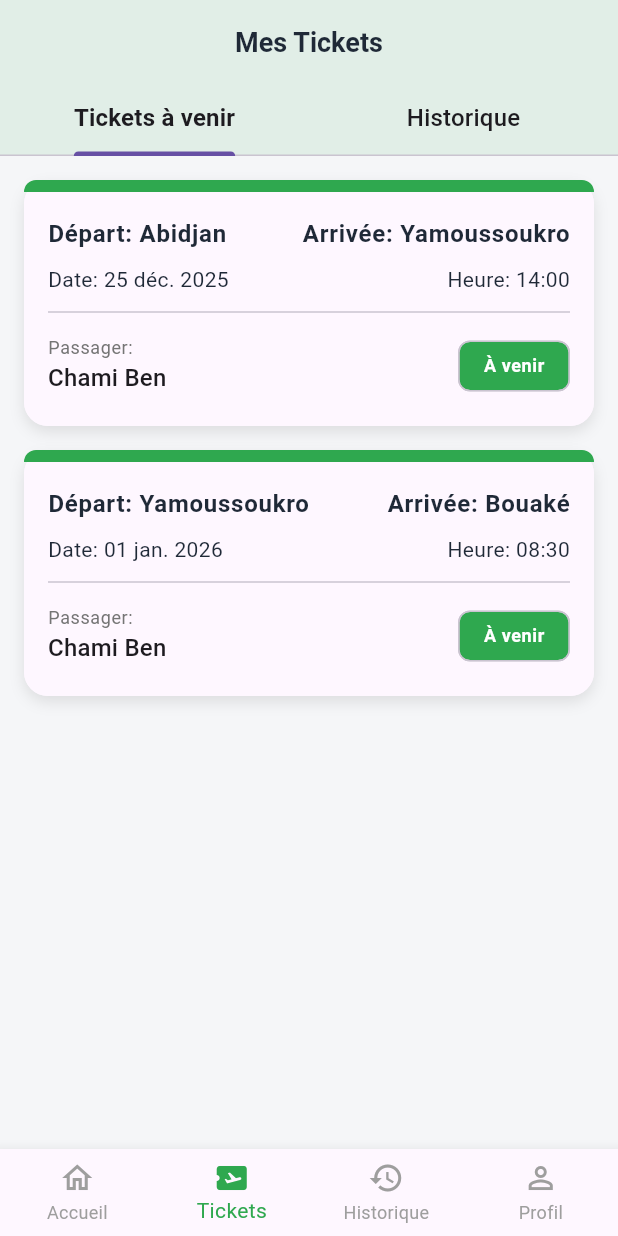
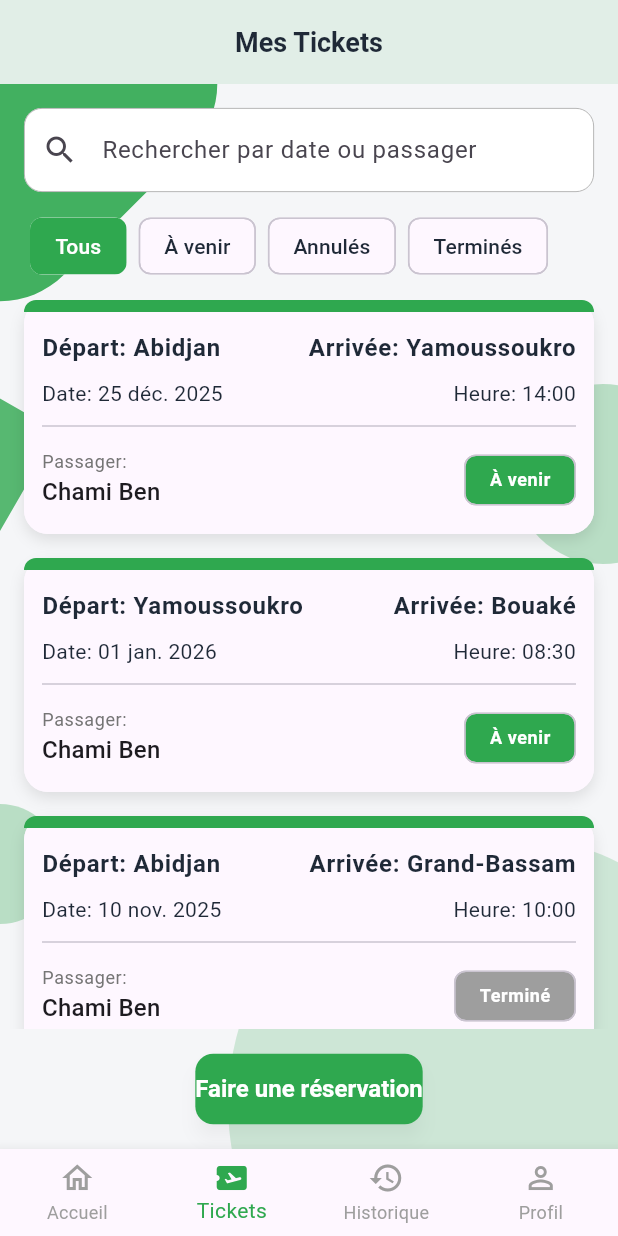
Before and after one commit to Donchaminade/lktrans, a Flutter app: the TicketsScreen screen opened by its route, on a phone screen of 412 x 824 dp. Run offline on Flutter 3.47's test engine with Material 3 defaults, Android fonts, the phone set to English and light mode, and no system bars; our stand-ins replace dotted_line, go_router.

Commit message:
mise ajour

```diff
--- a/lib/core/router/app_router.dart
+++ b/lib/core/router/app_router.dart
@@ -12,7 +12,8 @@ import 'package:lktrans/features/splash/presentation/screens/splash_screen.dart'
 import 'package:lktrans/features/tickets/presentation/screens/confirmation_screen.dart';
 import 'package:lktrans/features/tickets/presentation/screens/payment_screen.dart';
 import 'package:lktrans/features/tickets/presentation/screens/reservation_screen.dart';
-import 'package:lktrans/features/tickets/presentation/screens/ticket_detail_screen.dart'; // Import TicketDetailScreen
+import 'package:lktrans/features/history/presentation/screens/statistics_screen.dart';
+import 'package:lktrans/features/tickets/presentation/screens/ticket_detail_screen.dart';
 import 'package:lktrans/features/tickets/presentation/screens/tickets_screen.dart'; // Import TicketsScreen
 
 final GoRouter appRouter = GoRouter(
@@ -72,7 +73,11 @@ final GoRouter appRouter = GoRouter(
           path: '/tickets', // Nouvelle route pour les tickets
           builder: (BuildContext context, GoRouterState state) => const TicketsScreen(),
         ),
-        // Ajouter d'autres routes principales ici (ex: /history, /profile)
+        GoRoute(
+          path: '/history', // Route pour les statistiques
+          builder: (BuildContext context, GoRouterState state) => const StatisticsScreen(),
+        ),
+        // Ajouter d'autres routes principales ici (ex: /profile)
       ],
     ),
     GoRoute(
--- a/lib/core/widgets/main_shell.dart
+++ b/lib/core/widgets/main_shell.dart
@@ -16,7 +16,7 @@ class _MainShellState extends State<MainShell> {
     if (location.startsWith('/home')) {
       return 0;
     }
-    if (location.startsWith('/tickets')) { // Changed from /routes to /tickets
+    if (location.startsWith('/tickets')) {
       return 1;
     }
     if (location.startsWith('/history')) {
@@ -36,13 +36,12 @@ class _MainShellState extends State<MainShell> {
       case 1:
         context.go('/tickets'); // Changed from /routes to /tickets
         break;
-      // Add other cases for other tabs later
-      // case 2:
-      //   context.go('/history');
-      //   break;
+      case 2:
+        context.go('/history'); // Navigate to history/statistics
+        break;
       // case 3:
       //   context.go('/profile');
-      //   break;
+      //   break;;
     }
   }
 
--- a/lib/features/tickets/presentation/screens/tickets_screen.dart
+++ b/lib/features/tickets/presentation/screens/tickets_screen.dart
@@ -1,5 +1,8 @@
 import 'package:flutter/material.dart';
 import 'package:go_router/go_router.dart';
+import 'package:lktrans/core/constants/app_colors.dart';
+import 'package:lktrans/core/widgets/geometric_background.dart';
+import 'package:lktrans/core/widgets/loading_button.dart';
 import 'package:lktrans/features/tickets/presentation/widgets/ticket_card.dart';
 
 class TicketsScreen extends StatefulWidget {
@@ -9,64 +12,83 @@ class TicketsScreen extends StatefulWidget {
   State<TicketsScreen> createState() => _TicketsScreenState();
 }
 
-class _TicketsScreenState extends State<TicketsScreen> with SingleTickerProviderStateMixin {
-  late TabController _tabController;
+enum TicketFilter { all, upcoming, cancelled, past }
 
-  final List<Map<String, dynamic>> _upcomingTickets = [
+class _TicketsScreenState extends State<TicketsScreen> {
+  final TextEditingController _searchController = TextEditingController();
+  TicketFilter _currentFilter = TicketFilter.all;
+
+  final List<Map<String, dynamic>> _allTickets = [
     {
+      'id': 'T001',
       'from': 'Abidjan',
       'to': 'Yamoussoukro',
       'date': '25 déc. 2025',
       'time': '14:00',
       'status': TicketStatus.upcoming,
       'passengerName': 'Chami Ben',
+      'reservationCode': 'ABCDE12345',
     },
     {
+      'id': 'T002',
       'from': 'Yamoussoukro',
       'to': 'Bouaké',
       'date': '01 jan. 2026',
       'time': '08:30',
       'status': TicketStatus.upcoming,
       'passengerName': 'Chami Ben',
+      'reservationCode': 'FGHIJ67890',
     },
-  ];
-
-  final List<Map<String, dynamic>> _pastTickets = [
     {
+      'id': 'T003',
       'from': 'Abidjan',
       'to': 'Grand-Bassam',
       'date': '10 nov. 2025',
       'time': '10:00',
       'status': TicketStatus.past,
       'passengerName': 'Chami Ben',
+      'reservationCode': 'KLMNO11223',
     },
     {
+      'id': 'T004',
       'from': 'Abidjan',
       'to': 'Daloa',
       'date': '05 oct. 2025',
       'time': '18:00',
       'status': TicketStatus.past,
       'passengerName': 'Chami Ben',
+      'reservationCode': 'PQRST44556',
     },
     {
+      'id': 'T005',
       'from': 'Korhogo',
       'to': 'Abidjan',
       'date': '20 sept. 2025',
       'time': '22:00',
       'status': TicketStatus.cancelled,
       'passengerName': 'Chami Ben',
+      'reservationCode': 'UVWXY77889',
     },
   ];
 
-  @override
-  void initState() {
-    super.initState();
-    _tabController = TabController(length: 2, vsync: this);
+  List<Map<String, dynamic>> get _filteredTickets {
+    return _allTickets.where((ticket) {
+      final matchesSearch = _searchController.text.isEmpty ||
+          (ticket['date'] as String).toLowerCase().contains(_searchController.text.toLowerCase()) ||
+          (ticket['passengerName'] as String).toLowerCase().contains(_searchController.text.toLowerCase());
+
+      final matchesFilter = _currentFilter == TicketFilter.all ||
+          (_currentFilter == TicketFilter.upcoming && ticket['status'] == TicketStatus.upcoming) ||
+          (_currentFilter == TicketFilter.cancelled && ticket['status'] == TicketStatus.cancelled) ||
+          (_currentFilter == TicketFilter.past && ticket['status'] == TicketStatus.past);
+
+      return matchesSearch && matchesFilter;
+    }).toList();
   }
 
   @override
   void dispose() {
-    _tabController.dispose();
+    _searchController.dispose();
     super.dispose();
   }
 
@@ -77,28 +99,59 @@ class _TicketsScreenState extends State<TicketsScreen> with SingleTickerProvider
     return Scaffold(
       appBar: AppBar(
         title: const Text('Mes Tickets'),
-        bottom: TabBar(
-          controller: _tabController,
-          labelStyle: textTheme.titleMedium?.copyWith(fontWeight: FontWeight.bold),
-          unselectedLabelStyle: textTheme.titleMedium,
-          indicatorColor: Theme.of(context).primaryColor,
-          tabs: const [
-            Tab(text: 'Tickets à venir'),
-            Tab(text: 'Historique'),
+      ),
+      body: Stack(
+        children: [
+          const GeometricBackground(),
+          SafeArea(
+            child: Column(
+              children: [
+                Padding(
+                  padding: const EdgeInsets.all(16.0),
+                  child: Column(
+                    children: [
+                      TextFormField(
+                        controller: _searchController,
+                        onChanged: (value) => setState(() {}),
+                        decoration: InputDecoration(
+                          labelText: 'Rechercher par date ou passager',
+                          prefixIcon: const Icon(Icons.search),
+                          suffixIcon: _searchController.text.isNotEmpty
+                              ? IconButton(
+                                  icon: const Icon(Icons.clear),
+                                  onPressed: () {
+                                    _searchController.clear();
+                                    setState(() {});
+                                  },
+                                )
+                              : null,
+                          border: OutlineInputBorder(borderRadius: BorderRadius.circular(12)),
+                        ),
+                      ),
+                      const SizedBox(height: 16),
+                      SizedBox(
+                        height: 40,
+                        child: ListView(
+                          scrollDirection: Axis.horizontal,
+                          children: [
+                            _buildFilterChip(context, 'Tous', TicketFilter.all),
+                            _buildFilterChip(context, 'À venir', TicketFilter.upcoming),
+                            _buildFilterChip(context, 'Annulés', TicketFilter.cancelled),
+                            _buildFilterChip(context, 'Terminés', TicketFilter.past),
                           ],
                         ),
                       ),
-      body: TabBarView(
-        controller: _tabController,
-        children: [
-          // Upcoming Tickets Tab
-          _upcomingTickets.isEmpty
-              ? const Center(child: Text('Aucun ticket à venir.'))
+                    ],
+                  ),
+                ),
+                Expanded(
+                  child: _filteredTickets.isEmpty
+                      ? Center(child: Text('Aucun ticket trouvé.', style: textTheme.bodyLarge))
                       : ListView.builder(
-                  padding: const EdgeInsets.all(16.0),
-                  itemCount: _upcomingTickets.length,
+                          padding: const EdgeInsets.symmetric(horizontal: 16.0),
+                          itemCount: _filteredTickets.length,
                           itemBuilder: (context, index) {
-                    final ticket = _upcomingTickets[index];
+                            final ticket = _filteredTickets[index];
                             return TicketCard(
                               from: ticket['from']!,
                               to: ticket['to']!,
@@ -112,29 +165,43 @@ class _TicketsScreenState extends State<TicketsScreen> with SingleTickerProvider
                             );
                           },
                         ),
-          // History Tab
-          _pastTickets.isEmpty
-              ? const Center(child: Text('Aucun historique de tickets.'))
-              : ListView.builder(
+                ),
+                Padding(
                   padding: const EdgeInsets.all(16.0),
-                  itemCount: _pastTickets.length,
-                  itemBuilder: (context, index) {
-                    final ticket = _pastTickets[index];
-                    return TicketCard(
-                      from: ticket['from']!,
-                      to: ticket['to']!,
-                      date: ticket['date']!,
-                      time: ticket['time']!,
-                      status: ticket['status']!,
-                      passengerName: ticket['passengerName']!,
-                      onTap: () {
-                        context.push('/ticket-details', extra: ticket);
+                  child: Center(
+                    child: LoadingButton(
+                      onPressed: () async {
+                        context.push('/routes'); // Navigates to RouteCatalogScreen
                       },
-                    );
-                  },
+                      text: 'Faire une réservation',
+                    ),
+                  ),
+                ),
+              ],
+            ),
           ),
         ],
       ),
     );
   }
+
+  Widget _buildFilterChip(BuildContext context, String label, TicketFilter filter) {
+    final isSelected = _currentFilter == filter;
+    return Padding(
+      padding: const EdgeInsets.symmetric(horizontal: 4.0),
+      child: FilterChip(
+        label: Text(label),
+        selected: isSelected,
+        onSelected: (selected) {
+          setState(() {
+            _currentFilter = filter;
+          });
+        },
+        selectedColor: AppColors.primary,
+        checkmarkColor: Colors.white,
+        labelStyle: TextStyle(color: isSelected ? Colors.white : AppColors.textPrimary),
+        showCheckmark: false,
+      ),
+    );
   }
+}
--- a/lib/features/tickets/presentation/widgets/ticket_card.dart
+++ b/lib/features/tickets/presentation/widgets/ticket_card.dart
@@ -80,7 +80,7 @@ class TicketCard extends StatelessWidget {
                 ),
               ),
               Padding(
-                padding: const EdgeInsets.all(16.0),
+                padding: const EdgeInsets.all(12.0),
                 child: Column(
                   crossAxisAlignment: CrossAxisAlignment.start,
                   children: [
```
Also changed, not shown: lib/features/history/presentation/screens/statistics_screen.dart (added, +344 -0 lines). Lines whose indentation alone changed are shown as unchanged.
